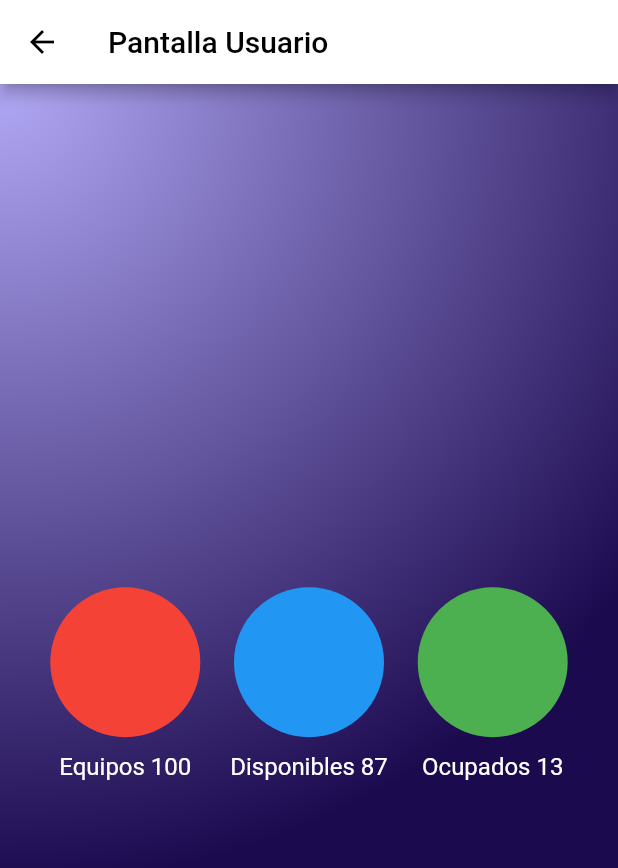
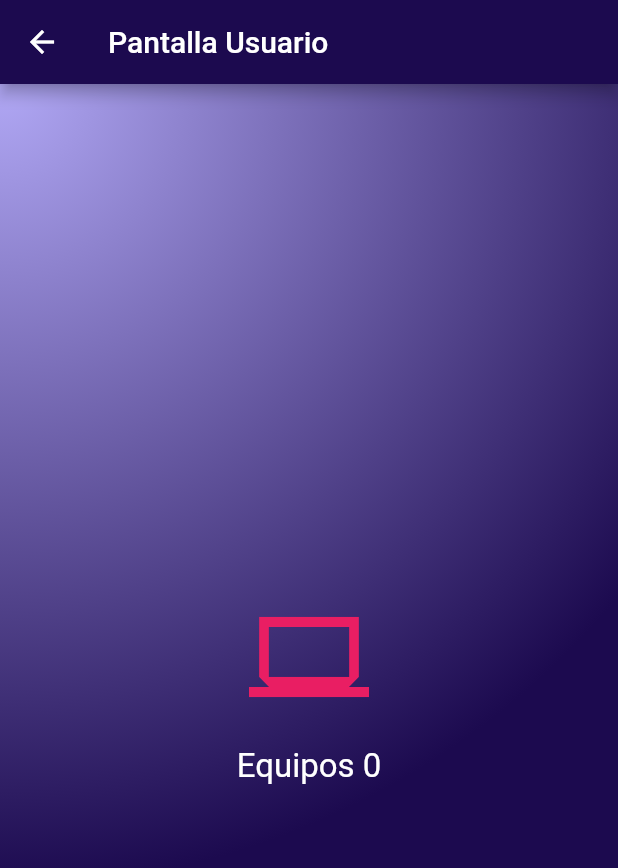
Before and after one commit to Dan2001afk/ICED_Flutter, a Flutter app: the WelcomeScreen screen opened directly, on a phone screen of 412 x 824 dp. Shown: the top 868 px of the screen. Run offline on Flutter 3.47's test engine with Material 2 defaults, Android fonts, the phone set to English and light mode, and no system bars; our stand-ins replace fluttertoast, lottie; network calls fail.

Commit message:
contador equipos todo funcional.

```diff
--- a/lib/PantallasUsuario/InformacionUsuario.dart
+++ b/lib/PantallasUsuario/InformacionUsuario.dart
@@ -1,4 +1,6 @@
+import 'dart:convert';
 import 'package:flutter/material.dart';
+import 'package:http/http.dart' as http;
 
 void main() {
   runApp(InicioUsuario());
@@ -12,23 +14,53 @@ class InicioUsuario extends StatelessWidget {
     );
   }
 }
-class WelcomeScreen extends StatelessWidget {
+
+class WelcomeScreen extends StatefulWidget {
+  @override
+  _WelcomeScreenState createState() => _WelcomeScreenState();
+}
+
+class _WelcomeScreenState extends State<WelcomeScreen> {
+  int cantidadEquipos = 0;
+
+  @override
+  void initState() {
+    super.initState();
+    _fetchCantidadEquipos(); // Llama a la función para obtener la cantidad de equipos al iniciar la pantalla
+  }
+
+  Future<void> _fetchCantidadEquipos() async {
+    final response = await http.get(
+        Uri.parse('http://10.190.82.220/ContarEquipos'));
+    if (response.statusCode == 200) {
+      final jsonData = json.decode(response.body);
+      final cantidadEquipos = jsonData['cantidad_equipos'];
+      setState(() {
+        this.cantidadEquipos = cantidadEquipos;
+      });
+    } else {
+      throw Exception('Error al cargar la cantidad de equipos');
+    }
+  }
+
   @override
   Widget build(BuildContext context) {
     return Scaffold(
       appBar: AppBar(
-        backgroundColor: Color.fromARGB(255, 255, 255, 255),
+        backgroundColor: Color(0xFF1C0A4F),
         leading: IconButton(
-          icon: Icon(Icons.arrow_back, color: Colors.black,),
+          icon: Icon(
+            Icons.arrow_back,
+            color: Colors.white,
+          ),
           onPressed: () {
             Navigator.of(context).pop();
           },
-
         ),
         title: Text(
           'Pantalla Usuario',
           style: TextStyle(
-            color: Colors.black,
+            color: Colors.white,
           ),
         ),
       ),
@@ -42,9 +74,7 @@ class WelcomeScreen extends StatelessWidget {
                   colors: [
                     Color(0xFFB1A8F5),
                     Color(0xFF1C0A4F),
-                  ]
-              )
-          ),
+                  ])),
           child: Row(
             mainAxisAlignment: MainAxisAlignment.center,
             children: [
@@ -54,65 +84,23 @@ class WelcomeScreen extends StatelessWidget {
                   Container(
                     width: 100,
                     height: 100,
-                    decoration: BoxDecoration(
-                      shape: BoxShape.circle,
-                      color: Colors.red,
+                    child: Icon(
+                      Icons.computer_sharp,  // Reemplaza con el icono que desees
+                      color: Colors.pink,  // Cambia el color del ícono según tus preferencias
+                      size: 80,  // Cambia el tamaño del ícono según tus preferencias
                     ),
                   ),
                   SizedBox(height: 10),
                   Text(
-                    'Equipos 100',
+                    'Equipos $cantidadEquipos', // Muestra la cantidad de equipos obtenida
                     style: TextStyle(
                       color: Colors.white,
-                      fontSize: 16,
+                      fontSize: 22,
                     ),
                   ),
                 ],
               ),
-              SizedBox(width: 20),
-              Column(
-                mainAxisAlignment: MainAxisAlignment.center,
-                children: [
-                  Container(
-                    width: 100,
-                    height: 100,
-                    decoration: BoxDecoration(
-                      shape: BoxShape.circle,
-                      color: Colors.blue,
-                    ),
-                  ),
-                  SizedBox(height: 10),
-                  Text(
-                    'Disponibles 87',
-                    style: TextStyle(
-                      color: Colors.white,
-                      fontSize: 16,
-                    ),
-                  ),
-                ],
-              ),
-              SizedBox(width: 20),
-              Column(
-                mainAxisAlignment: MainAxisAlignment.center,
-                children: [
-                  Container(
-                    width: 100,
-                    height: 100,
-                    decoration: BoxDecoration(
-                      shape: BoxShape.circle,
-                      color: Colors.green,
-                    ),
-                  ),
-                  SizedBox(height: 10),
-                  Text(
-                    'Ocupados 13',
-                    style: TextStyle(
-                      color: Colors.white,
-                      fontSize: 16,
-                    ),
-                  ),
-                ],
-              ),
+              // ... otros widgets de columnas ...
             ],
           ),
         ),
```
